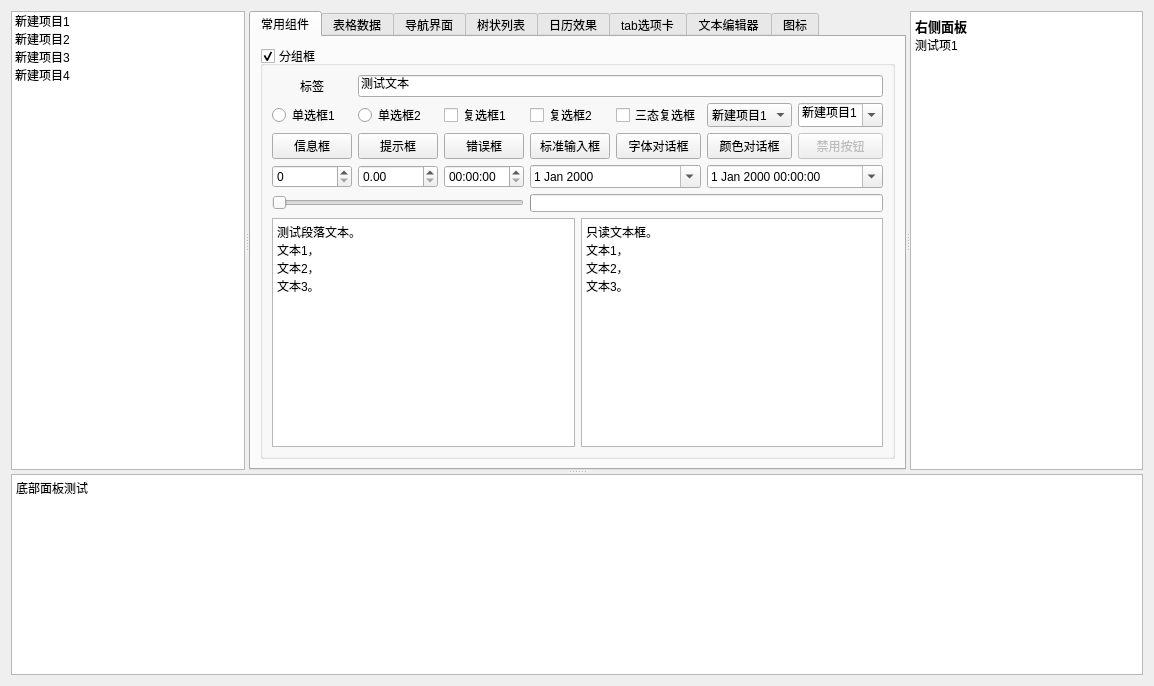
This is TestModule/mainwidget.ui in zhongyang219/RibbonUiFrame as Qt 5 draws it before an edit. The edited form follows.
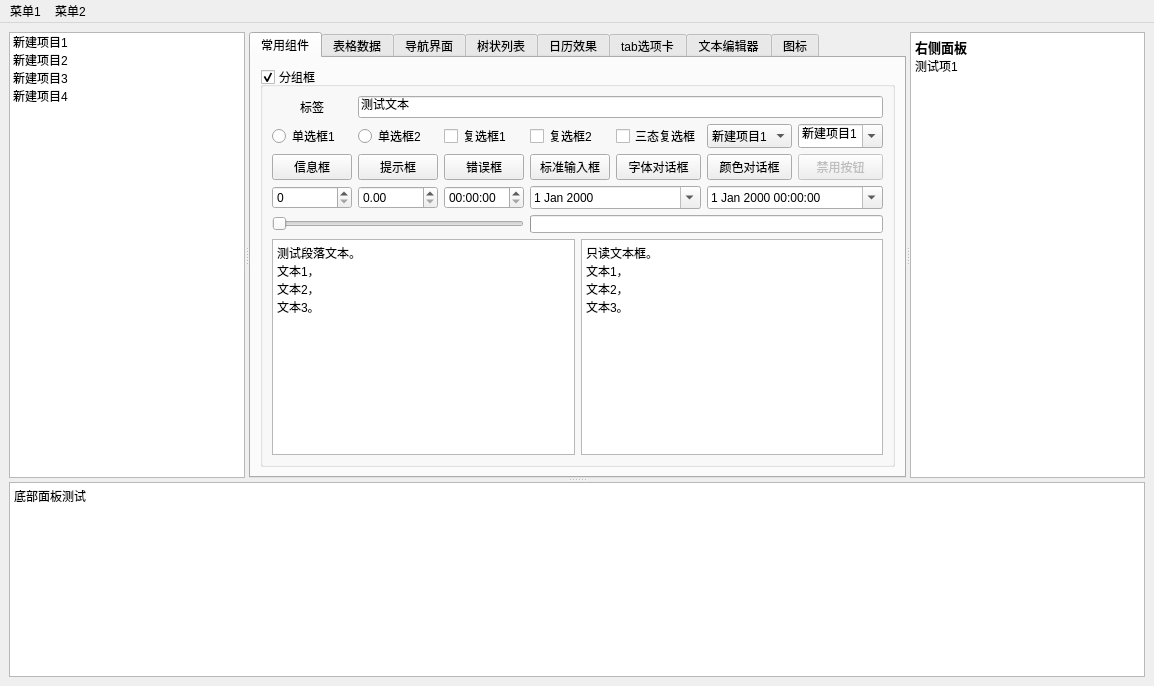
This is the edited form. Icons and pictures are not drawn. Custom widgets are drawn as their Qt base class.

Commit message: 测试模块添加菜单栏

```diff
--- a/TestModule/mainwidget.ui
+++ b/TestModule/mainwidget.ui
@@ -1,7 +1,7 @@
 <?xml version="1.0" encoding="UTF-8"?>
 <ui version="4.0">
  <class>CMainWidget</class>
- <widget class="QWidget" name="CMainWidget">
+ <widget class="QMainWindow" name="CMainWidget">
   <property name="geometry">
    <rect>
     <x>0</x>
@@ -13,7 +13,8 @@
   <property name="windowTitle">
    <string>Form</string>
   </property>
-  <layout class="QVBoxLayout" name="verticalLayout">
+  <widget class="QWidget" name="centralwidget">
+   <layout class="QVBoxLayout" name="verticalLayout_10">
    <item>
     <widget class="QSplitter" name="splitter_2">
      <property name="orientation">
@@ -1067,6 +1068,42 @@
     </widget>
    </item>
   </layout>
+  </widget>
+  <widget class="QMenuBar" name="menubar">
+   <property name="geometry">
+    <rect>
+     <x>0</x>
+     <y>0</y>
+     <width>1154</width>
+     <height>17</height>
+    </rect>
+   </property>
+   <widget class="QMenu" name="menu_1">
+    <property name="title">
+     <string>菜单1</string>
+    </property>
+    <addaction name="actionmenu1"/>
+    <addaction name="actionmenu2"/>
+   </widget>
+   <widget class="QMenu" name="menu_2">
+    <property name="title">
+     <string>菜单2</string>
+    </property>
+    <addaction name="actionmenu1"/>
+   </widget>
+   <addaction name="menu_1"/>
+   <addaction name="menu_2"/>
+  </widget>
+  <action name="actionmenu1">
+   <property name="text">
+    <string>菜单项1</string>
+   </property>
+  </action>
+  <action name="actionmenu2">
+   <property name="text">
+    <string>菜单项2</string>
+   </property>
+  </action>
  </widget>
  <customwidgets>
   <customwidget>
```
Lines whose indentation alone changed are shown as unchanged. The commit also changes 2 other files.
